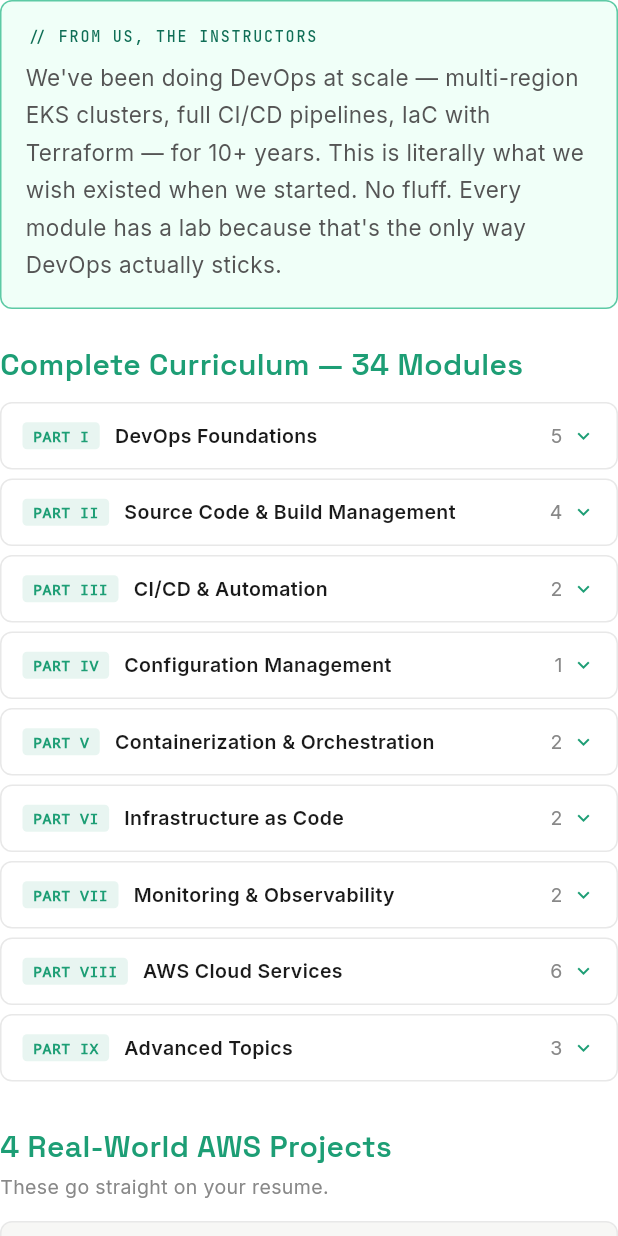
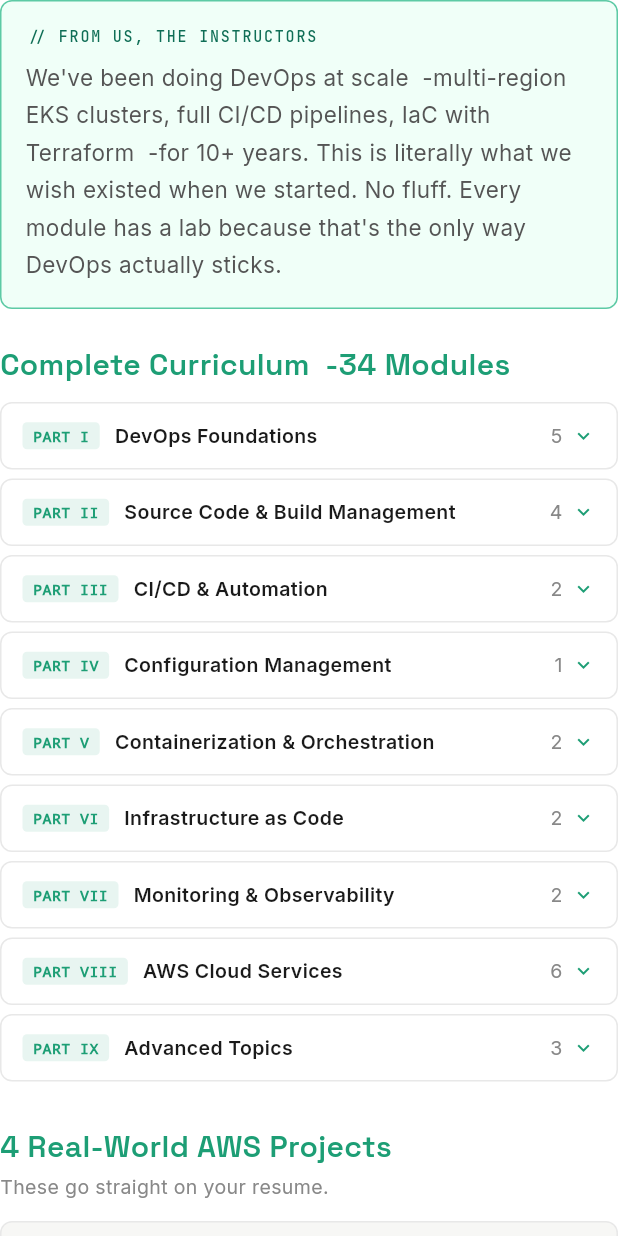
Before and after one commit to Devops-communityy/QV_website, a Flutter app: the _AWSSDetailContent widget shown alone on an empty page, opened directly, on a phone screen of 412 x 824 dp. Run offline on Flutter 3.47's test engine with Material 3 defaults, Android fonts, the phone set to English and light mode, and no system bars; our stand-ins replace flutter_animate, go_router, google_fonts; missing offline and left inert: dart:html.

Commit message:
Update courses_screen.dart

```diff
--- a/frontend/lib/screens/courses_screen.dart
+++ b/frontend/lib/screens/courses_screen.dart
@@ -102,7 +102,7 @@
             style: QVTheme.display2(), textAlign: TextAlign.center),
         const SizedBox(height: 10),
         Text(
-          "We're a group of working DevOps engineers — not trainers who just read slides.\nEvery concept we teach, we use in production every day.",
+          "We're a group of working DevOps engineers  -not trainers who just read slides.\nEvery concept we teach, we use in production every day.",
           style: QVTheme.body(color: QVTheme.txtMuted),
           textAlign: TextAlign.center,
         ),
@@ -377,15 +377,15 @@
   const _AWSSDetailContent();
 
   static const parts = [
-    ('PART I', 'DevOps Foundations', ['Module 1: DevOps Intro & Culture — SDLC, Waterfall vs Agile, CI/CD', 'Module 2: Linux Administration — Architecture, permissions, networking', 'Module 3: Shell Scripting — Variables, loops, cron jobs, automation scripts', 'Module 4: Python for DevOps — OOP, file management, automation', 'Module 5: Networking Fundamentals — OSI model, TCP/IP, subnetting, DNS']),
-    ('PART II', 'Source Code & Build Management', ['Module 6: Git & Version Control — Branching, rebasing, PR workflow, Git hooks', 'Module 7: Maven Build Automation — pom.xml, lifecycle, multi-module projects', 'Module 8: Nexus & JFrog Artifactory — Release vs snapshot, artifact repos', 'Module 9: SonarQube Code Quality — SAST, PMD, JaCoCo, pipeline integration']),
-    ('PART III', 'CI/CD & Automation', ['Module 10: Jenkins — Pipelines (scripted + declarative), multi-branch, shared libs', 'Module 11: AWS CodePipeline, CodeBuild & CodeDeploy — end-to-end AWS native CI/CD']),
-    ('PART IV', 'Configuration Management', ['Module 12: Ansible — Inventory, playbooks, roles, vault, Jinja2, rolling deployments']),
-    ('PART V', 'Containerization & Orchestration', ['Module 13: Docker — Dockerfile, multi-stage builds, networking, volumes, ECR', 'Module 14: Kubernetes — Pods, deployments, RBAC, HPA, Helm, ArgoCD, EKS']),
-    ('PART VI', 'Infrastructure as Code', ['Module 15: Terraform — HCL, providers (AWS/Docker/K8s), remote state, modules', 'Module 16: Packer — AMI automation, Ansible provisioners']),
-    ('PART VII', 'Monitoring & Observability', ['Module 17: Prometheus & Grafana — Dashboards, alerting, K8s integration', 'Module 18: AWS CloudWatch, CloudTrail & Systems Manager']),
-    ('PART VIII', 'AWS Cloud Services', ['Modules 19–20: Cloud Fundamentals & EC2 — AMIs, pricing, security groups', 'Modules 21–22: IAM & VPC — Users/roles/policies, MFA, subnets, NAT', 'Modules 23–24: S3 & EBS — Storage classes, lifecycle, static hosting', 'Modules 25–26: ELB & Auto Scaling — ALB/NLB, target groups, CloudWatch', 'Modules 27–28: RDS, Route 53 & CloudFront — Multi-AZ, read replicas, CDN', 'Modules 29–31: Lambda, CloudFormation & AWS Bedrock — Serverless, IaC, AI']),
-    ('PART IX', 'Advanced Topics', ['Module 32: DevSecOps — SAST, DAST, container security, shift-left', 'Module 33: Site Reliability Engineering — SLOs, incident response, canary', 'Module 34: AI Tools for DevOps — Code Rabbit, Codeium, MCP']),
+    ('PART I', 'DevOps Foundations', ['Module 1: DevOps Intro & Culture  -SDLC, Waterfall vs Agile, CI/CD', 'Module 2: Linux Administration  -Architecture, permissions, networking', 'Module 3: Shell Scripting  -Variables, loops, cron jobs, automation scripts', 'Module 4: Python for DevOps  -OOP, file management, automation', 'Module 5: Networking Fundamentals  -OSI model, TCP/IP, subnetting, DNS']),
+    ('PART II', 'Source Code & Build Management', ['Module 6: Git & Version Control  -Branching, rebasing, PR workflow, Git hooks', 'Module 7: Maven Build Automation  -pom.xml, lifecycle, multi-module projects', 'Module 8: Nexus & JFrog Artifactory  -Release vs snapshot, artifact repos', 'Module 9: SonarQube Code Quality  -SAST, PMD, JaCoCo, pipeline integration']),
+    ('PART III', 'CI/CD & Automation', ['Module 10: Jenkins  -Pipelines (scripted + declarative), multi-branch, shared libs', 'Module 11: AWS CodePipeline, CodeBuild & CodeDeploy  -end-to-end AWS native CI/CD']),
+    ('PART IV', 'Configuration Management', ['Module 12: Ansible  -Inventory, playbooks, roles, vault, Jinja2, rolling deployments']),
+    ('PART V', 'Containerization & Orchestration', ['Module 13: Docker  -Dockerfile, multi-stage builds, networking, volumes, ECR', 'Module 14: Kubernetes  -Pods, deployments, RBAC, HPA, Helm, ArgoCD, EKS']),
+    ('PART VI', 'Infrastructure as Code', ['Module 15: Terraform  -HCL, providers (AWS/Docker/K8s), remote state, modules', 'Module 16: Packer  -AMI automation, Ansible provisioners']),
+    ('PART VII', 'Monitoring & Observability', ['Module 17: Prometheus & Grafana  -Dashboards, alerting, K8s integration', 'Module 18: AWS CloudWatch, CloudTrail & Systems Manager']),
+    ('PART VIII', 'AWS Cloud Services', ['Modules 19–20: Cloud Fundamentals & EC2  -AMIs, pricing, security groups', 'Modules 21–22: IAM & VPC  -Users/roles/policies, MFA, subnets, NAT', 'Modules 23–24: S3 & EBS  -Storage classes, lifecycle, static hosting', 'Modules 25–26: ELB & Auto Scaling  -ALB/NLB, target groups, CloudWatch', 'Modules 27–28: RDS, Route 53 & CloudFront  -Multi-AZ, read replicas, CDN', 'Modules 29–31: Lambda, CloudFormation & AWS Bedrock  -Serverless, IaC, AI']),
+    ('PART IX', 'Advanced Topics', ['Module 32: DevSecOps  -SAST, DAST, container security, shift-left', 'Module 33: Site Reliability Engineering  -SLOs, incident response, canary', 'Module 34: AI Tools for DevOps  -Code Rabbit, Codeium, MCP']),
   ];
 
   static const projects = [
@@ -396,12 +396,12 @@
   ];
 
   static const included = [
-    'Daily 1-hour live sessions — Mon to Fri, no recordings substitute',
-    'Hands-on labs for every single module — not optional',
-    'All recordings — rewatch as many times as you need',
-    'WhatsApp group with us directly — ask doubts anytime',
+    'Daily 1-hour live sessions  -Mon to Fri, no recordings substitute',
+    'Hands-on labs for every single module  -not optional',
+    'All recordings  -rewatch as many times as you need',
+    'WhatsApp group with us directly  -ask doubts anytime',
     'Resume review + mock interviews before you apply',
-    'Interview question bank — 200+ real DevOps questions',
+    'Interview question bank  -200+ real DevOps questions',
   ];
 
   @override
@@ -421,8 +421,8 @@
               style: QVTheme.label()),
           const SizedBox(height: 8),
           Text(
-            "We've been doing DevOps at scale — multi-region EKS clusters, full CI/CD pipelines, "
-            "IaC with Terraform — for 10+ years. This is literally what we wish existed when we started. "
+            "We've been doing DevOps at scale  -multi-region EKS clusters, full CI/CD pipelines, "
+            "IaC with Terraform  -for 10+ years. This is literally what we wish existed when we started. "
             "No fluff. Every module has a lab because that's the only way DevOps actually sticks.",
             style: QVTheme.body(),
           ),
@@ -431,7 +431,7 @@
       const SizedBox(height: 24),
 
       // Curriculum
-      Text('Complete Curriculum — 34 Modules',
+      Text('Complete Curriculum  -34 Modules',
           style: QVTheme.h4().copyWith(color: QVTheme.tealMid)),
       const SizedBox(height: 12),
       ...parts.map((p) => _DetailAccordion(
@@ -490,13 +490,13 @@
   const _AIDetailContent();
 
   static const parts = [
-    ('PART 1', 'Foundations', ['Python from scratch — syntax, OOP, advanced features', 'Git & GitHub — branching, merging, professional workflows', 'Docker — images, volumes, deploying AI apps', 'Pydantic — type-safe structured data for Python apps']),
-    ('PART 2', 'AI & LLM Fundamentals', ['How LLMs work — tokenization, embeddings, attention mechanism', 'GPT, base models vs instruction-tuned models', 'Multi-head attention & the Attention Is All You Need paper']),
+    ('PART 1', 'Foundations', ['Python from scratch  -syntax, OOP, advanced features', 'Git & GitHub  -branching, merging, professional workflows', 'Docker  -images, volumes, deploying AI apps', 'Pydantic  -type-safe structured data for Python apps']),
+    ('PART 2', 'AI & LLM Fundamentals', ['How LLMs work  -tokenization, embeddings, attention mechanism', 'GPT, base models vs instruction-tuned models', 'Multi-head attention & the Attention Is All You Need paper']),
     ('PART 3', 'Prompt Engineering', ['Zero-shot, few-shot, chain-of-thought, persona-based', 'Prompt formats: Alpaca, ChatML, LLaMA-2', 'Structured JSON outputs with Pydantic, fixing hallucinations']),
-    ('PART 4', 'Running LLMs', ['OpenAI & Gemini API with Python', 'Ollama + Docker — local models, zero API cost', 'FastAPI endpoints for production LLM use']),
+    ('PART 4', 'Running LLMs', ['OpenAI & Gemini API with Python', 'Ollama + Docker  -local models, zero API cost', 'FastAPI endpoints for production LLM use']),
     ('PART 5', 'Agents & RAG', ['Build your first AI agent with the ReAct loop', 'CLI coding agent with Claude API', 'Full RAG pipeline: indexing → retrieval → answering', 'LangChain loaders, splitters, vector stores', 'Async RAG with Redis queues and background workers']),
     ('PART 6', 'LangGraph & Memory', ['LangGraph: state, nodes, edges, graph-based workflows', 'MongoDB checkpointing to resume agents across sessions', 'Short-term, long-term, episodic & semantic memory', 'Graph memory with Neo4j and Cypher queries']),
-    ('PART 7', 'Voice & Multi-Modal AI', ['Voice agents with real-time STT + TTS', 'Build your own AI coding assistant (Cursor-style)', 'Multi-modal LLMs — images + text in one pipeline']),
+    ('PART 7', 'Voice & Multi-Modal AI', ['Voice agents with real-time STT + TTS', 'Build your own AI coding assistant (Cursor-style)', 'Multi-modal LLMs  -images + text in one pipeline']),
     ('PART 8', 'Model Context Protocol (MCP)', ["What MCP is and why it's becoming the standard", 'MCP transports: STDIO and SSE', 'Build and deploy a real MCP server with Python']),
   ];
 
@@ -512,12 +512,12 @@
   ];
 
   static const included = [
-    'Daily 1-hour live sessions — Mon to Fri',
-    'Hands-on labs for every module — mandatory, not optional',
-    'All recordings — rewatch as many times as you need',
-    'WhatsApp group with us directly — ask doubts anytime',
+    'Daily 1-hour live sessions  -Mon to Fri',
+    'Hands-on labs for every module  -mandatory, not optional',
+    'All recordings  -rewatch as many times as you need',
+    'WhatsApp group with us directly  -ask doubts anytime',
     'Resume review + mock interviews before you apply',
-    'Interview question bank — 100+ real AI engineering questions',
+    'Interview question bank  -100+ real AI engineering questions',
   ];
 
   @override
@@ -544,7 +544,7 @@
       ),
       const SizedBox(height: 24),
 
-      Text('Complete Curriculum — 8 Parts',
+      Text('Complete Curriculum  -8 Parts',
           style: QVTheme.h4().copyWith(color: QVTheme.purple)),
       const SizedBox(height: 12),
       ...parts.map((p) => _DetailAccordion(
@@ -689,7 +689,7 @@
         Text('Not sure which to pick?', style: QVTheme.h4()),
         const SizedBox(height: 6),
         Text(
-          "DM us on Instagram — tell us where you are right now and we'll tell you honestly which one makes sense.",
+          "DM us on Instagram  -tell us where you are right now and we'll tell you honestly which one makes sense.",
           style: QVTheme.body(color: QVTheme.txtMuted),
           textAlign: TextAlign.center,
         ),
```
